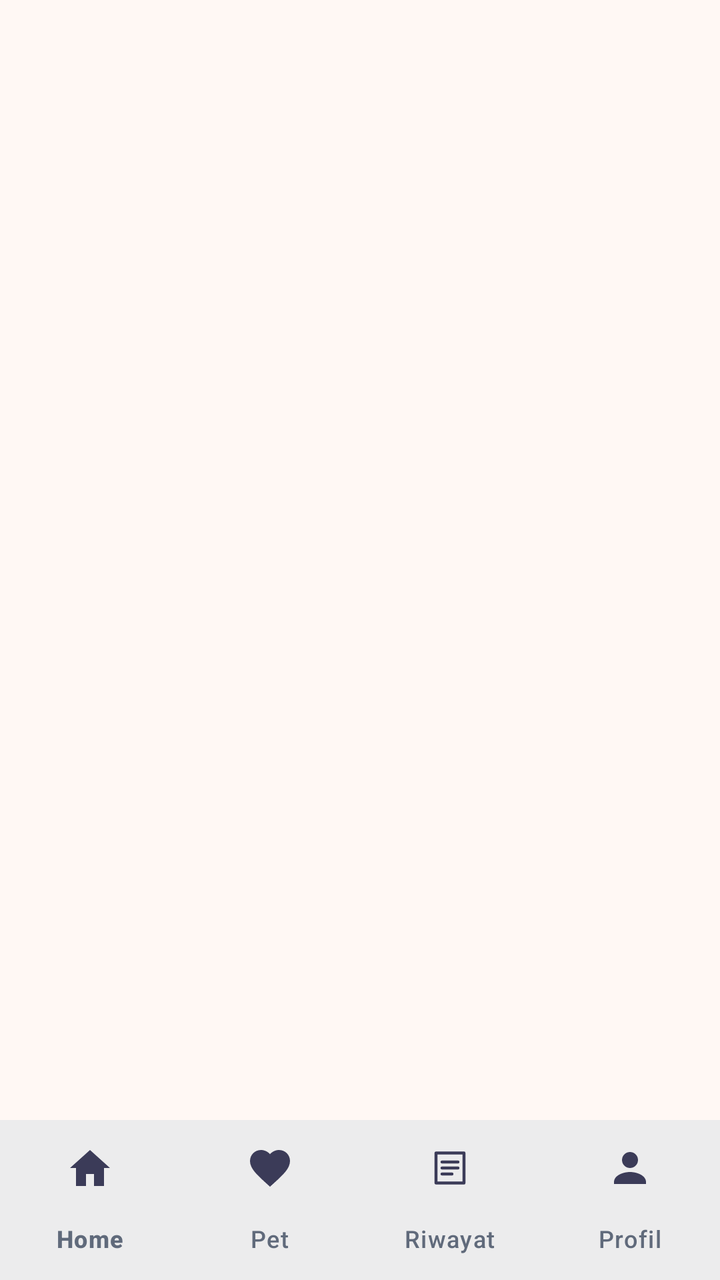
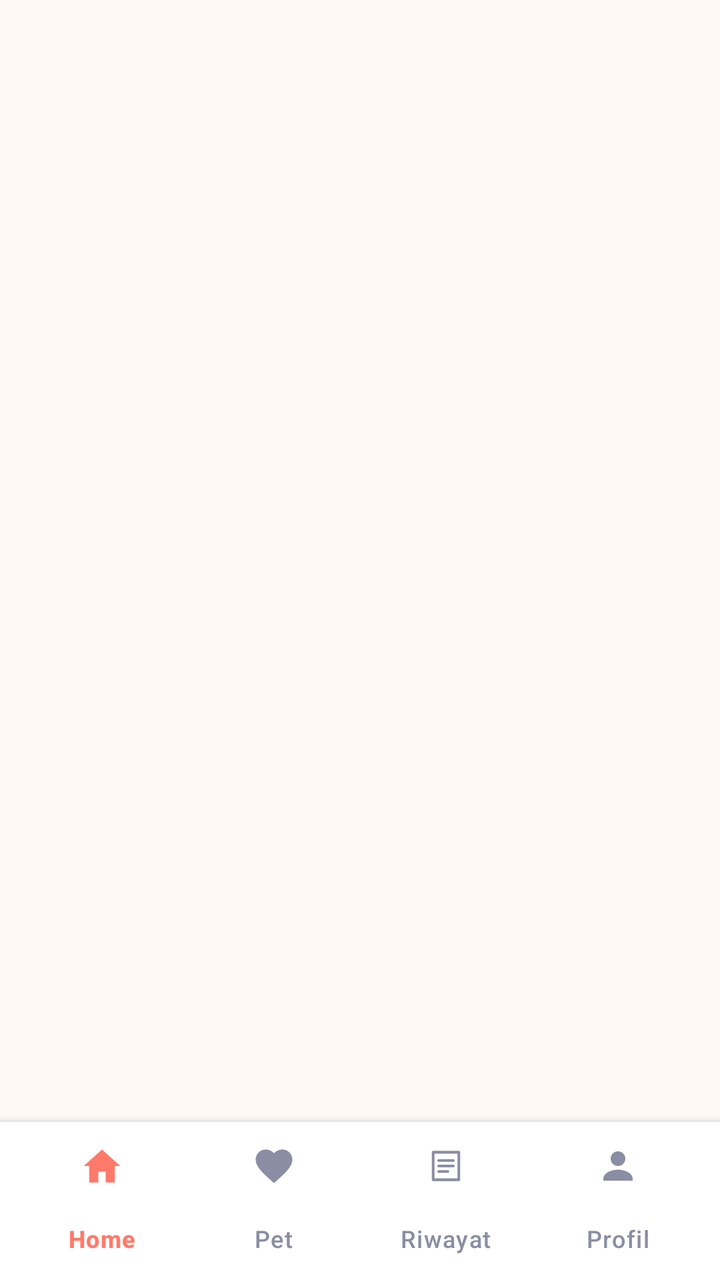

An Android layout rendered at two revisions. The XML below is the earlier revision; the diff shows what the commit changed to produce the second picture.
<!-- AndroidManifest.xml: application theme Theme.Project_risqullah -->
<!-- res/layout/activity_base.xml -->
<?xml version="1.0" encoding="utf-8"?>
<androidx.constraintlayout.widget.ConstraintLayout xmlns:android="http://schemas.android.com/apk/res/android"
    xmlns:app="http://schemas.android.com/apk/res-auto"
    android:layout_width="match_parent"
    android:layout_height="match_parent"
    android:background="@color/cream">

    
    <FrameLayout
        android:id="@+id/fragment_container"
        android:layout_width="0dp"
        android:layout_height="0dp"
        app:layout_constraintBottom_toTopOf="@id/bottom_nav_view"
        app:layout_constraintEnd_toEndOf="parent"
        app:layout_constraintStart_toStartOf="parent"
        app:layout_constraintTop_toTopOf="parent" />

    
    <com.google.android.material.bottomnavigation.BottomNavigationView
        android:id="@+id/bottom_nav_view"
        android:layout_width="0dp"
        android:layout_height="wrap_content"
        android:background="@color/surface_white"
        app:itemHorizontalTranslationEnabled="false"
        app:itemIconTint="@color/navy_secondary"
        app:itemTextColor="@color/text_secondary"
        app:labelVisibilityMode="labeled"
        app:layout_constraintBottom_toBottomOf="parent"
        app:layout_constraintEnd_toEndOf="parent"
        app:layout_constraintStart_toStartOf="parent"
        app:menu="@menu/bottom_nav_menu" />

</androidx.constraintlayout.widget.ConstraintLayout>
<!-- resources referenced by this layout -->
<resources>
  <color name="cream">#FFF8F4</color>
  <color name="navy_secondary">#3B3B58</color>
  <color name="surface_white">#FFFFFF</color>
  <color name="text_secondary">#606A7B</color>
  <style name="Theme.Project_risqullah" parent="Base.Theme.Project_risqullah" />
  <style name="Base.Theme.Project_risqullah" parent="Theme.Material3.Light.NoActionBar">
  
          
          <item name="colorPrimary">@color/navy</item>
          <item name="colorOnPrimary">@color/white</item>
  
          <item name="colorSecondary">@color/coral</item>
          <item name="colorOnSecondary">@color/navy</item>
  
          <item name="colorTertiary">@color/green</item>
  
          
          <item name="colorSurface">@color/surface_white</item>
          <item name="colorOnSurface">@color/text_primary</item>
          <item name="colorOutline">@color/border_default</item>
  
          
          <item name="android:colorAccent">@color/coral</item>
          <item name="android:windowBackground">@color/cream</item>
  
          
          <item name="android:statusBarColor">@color/navy</item>
          <item name="android:navigationBarColor">@color/navy</item>
          <item name="android:windowLightStatusBar">false</item>
          <item name="android:windowLightNavigationBar">false</item>
  
      </style>
  <color name="navy">#1A1A2E</color>
  <color name="white">#FFFFFFFF</color>
  <color name="coral">#FF7A6B</color>
  <color name="green">#52B788</color>
  <color name="text_primary">#1A1A2E</color>
  <color name="border_default">#E5E7EB</color>
</resources>

<!-- the commit's change to res/layout/activity_base.xml (unified diff, before → after) -->
@@ -1,6 +1,7 @@
 <?xml version="1.0" encoding="utf-8"?>
 <androidx.constraintlayout.widget.ConstraintLayout xmlns:android="http://schemas.android.com/apk/res/android"
     xmlns:app="http://schemas.android.com/apk/res-auto"
+    android:id="@+id/main"
     android:layout_width="match_parent"
     android:layout_height="match_parent"
     android:background="@color/cream">
@@ -10,24 +11,40 @@
         android:id="@+id/fragment_container"
         android:layout_width="0dp"
         android:layout_height="0dp"
-        app:layout_constraintBottom_toTopOf="@id/bottom_nav_view"
+        app:layout_constraintBottom_toTopOf="@id/bottom_nav_container"
         app:layout_constraintEnd_toEndOf="parent"
         app:layout_constraintStart_toStartOf="parent"
         app:layout_constraintTop_toTopOf="parent" />
 
     
-    <com.google.android.material.bottomnavigation.BottomNavigationView
-        android:id="@+id/bottom_nav_view"
+    <FrameLayout
+        android:id="@+id/bottom_nav_container"
         android:layout_width="0dp"
         android:layout_height="wrap_content"
-        android:background="@color/surface_white"
-        app:itemHorizontalTranslationEnabled="false"
-        app:itemIconTint="@color/navy_secondary"
-        app:itemTextColor="@color/text_secondary"
-        app:labelVisibilityMode="labeled"
+        android:background="@drawable/bg_bottom_nav_surface"
+        android:elevation="6dp"
         app:layout_constraintBottom_toBottomOf="parent"
         app:layout_constraintEnd_toEndOf="parent"
-        app:layout_constraintStart_toStartOf="parent"
-        app:menu="@menu/bottom_nav_menu" />
+        app:layout_constraintStart_toStartOf="parent">
+
+        <com.google.android.material.bottomnavigation.BottomNavigationView
+            android:id="@+id/bottom_nav_view"
+            android:layout_width="match_parent"
+            android:layout_height="wrap_content"
+            android:background="@android:color/transparent"
+            android:elevation="0dp"
+            android:paddingStart="8dp"
+            android:paddingEnd="8dp"
+            app:itemActiveIndicatorColor="@color/peach"
+            app:itemActiveIndicatorEnabled="true"
+            app:itemHorizontalTranslationEnabled="false"
+            app:itemIconSize="22dp"
+            app:itemIconTint="@color/nav_bottom_tint"
+            app:itemRippleColor="@color/peach"
+            app:itemTextColor="@color/nav_bottom_tint"
+            app:labelVisibilityMode="labeled"
+            app:menu="@menu/bottom_nav_menu" />
+
+    </FrameLayout>
 
 </androidx.constraintlayout.widget.ConstraintLayout>
<!-- resource entries referenced after the edit -->
@@ -1,9 +1,22 @@
 <!-- resources referenced by this layout -->
 <resources>
   <color name="cream">#FFF8F4</color>
-  <color name="navy_secondary">#3B3B58</color>
+  <color name="peach">#FFE3DC</color>
+  <!-- drawable bg_bottom_nav_surface (drawable) -->
+  <?xml version="1.0" encoding="utf-8"?>
+  <layer-list xmlns:android="http://schemas.android.com/apk/res/android">
+  
+      
+      <item android:drawable="@color/surface_white" />
+  
+      
+      <item
+          android:height="1dp"
+          android:drawable="@color/border_default"
+          android:gravity="top" />
+  
+  </layer-list>
   <color name="surface_white">#FFFFFF</color>
-  <color name="text_secondary">#606A7B</color>
   <style name="Theme.Project_risqullah" parent="Base.Theme.Project_risqullah" />
   <style name="Base.Theme.Project_risqullah" parent="Theme.Material3.Light.NoActionBar">
   
